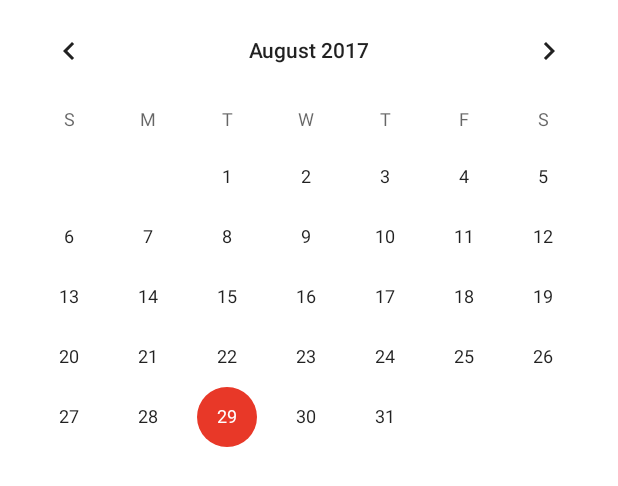
After one commit to 4919/4919forIkoma-android, an Android app: the layout fragment_calendar.xml on its own in the app's theme, with its tools: preview values and no code run, on a phone screen of 412 x 824 dp. The commit adds this screen. Shown: the top 486 px of the screen. Run offline under Robolectric (Android 15) with nearby library versions, the phone set to English and light mode, and no system bars.

Commit message:
CalendarFragmentを作成

```diff
--- /dev/null
+++ b/app/src/main/res/layout/fragment_calendar.xml
@@ -0,0 +1,13 @@
+<RelativeLayout xmlns:android="http://schemas.android.com/apk/res/android"
+    android:layout_width="match_parent"
+    android:layout_height="match_parent"
+    android:layout_weight="1"
+    android:background="@color/bgColor_white" >
+
+    <CalendarView
+        android:layout_width="match_parent"
+        android:layout_height="match_parent">
+
+    </CalendarView>
+
+</RelativeLayout>
```
Also changed, not shown: app/src/main/java/jp/naist/ubi_lab/ikoma4919/activities/MainActivity.kt (+32 -2 lines), app/src/main/java/jp/naist/ubi_lab/ikoma4919/fragments/CalendarFragment.kt (added, +30 -0 lines).
